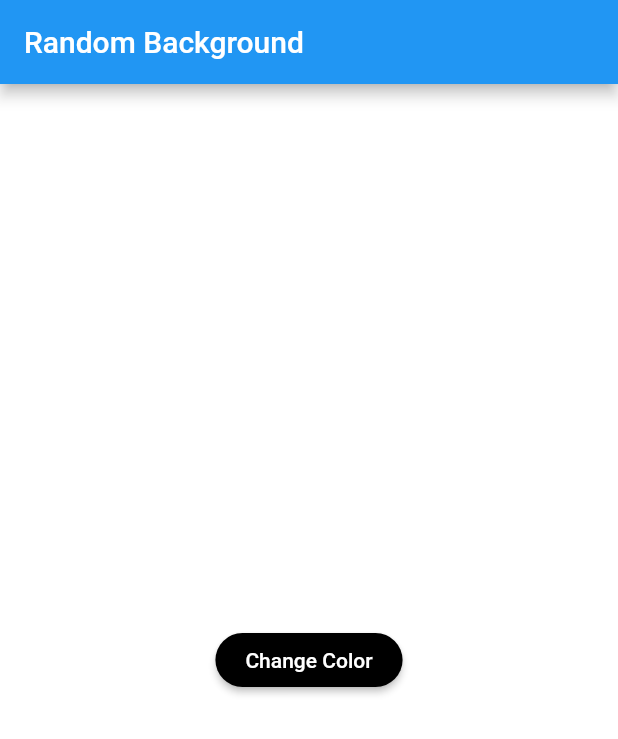
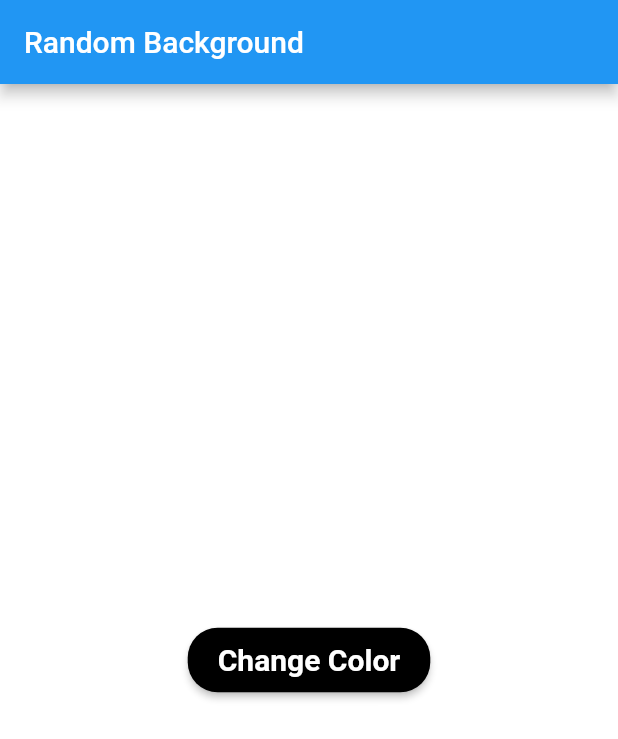
Before and after one commit to akai07/bg_changer, a Flutter app: the screen it shows after launch, on a phone screen of 412 x 824 dp. Shown: the top 739 px of the screen. Run offline on Flutter 3.47's test engine with Material 2 defaults, Android fonts, the phone set to English and light mode, and no system bars.

Commit message:
Bold Button And increased the size of letters in button

```diff
--- a/lib/main.dart
+++ b/lib/main.dart
@@ -60,7 +60,14 @@ class _HomePageState extends State<HomePage> {
               borderRadius: BorderRadius.circular(20),
             ),
           ),
-          child: Text('Change Color'),
+          child: Text(
+            'Change Color',
+            style: TextStyle(
+              color: Colors.white,
+              fontSize: 20,
+              fontWeight: FontWeight.bold,
+            ),
+          ),
           onPressed: () {
             setRandomColor();
           },
```
